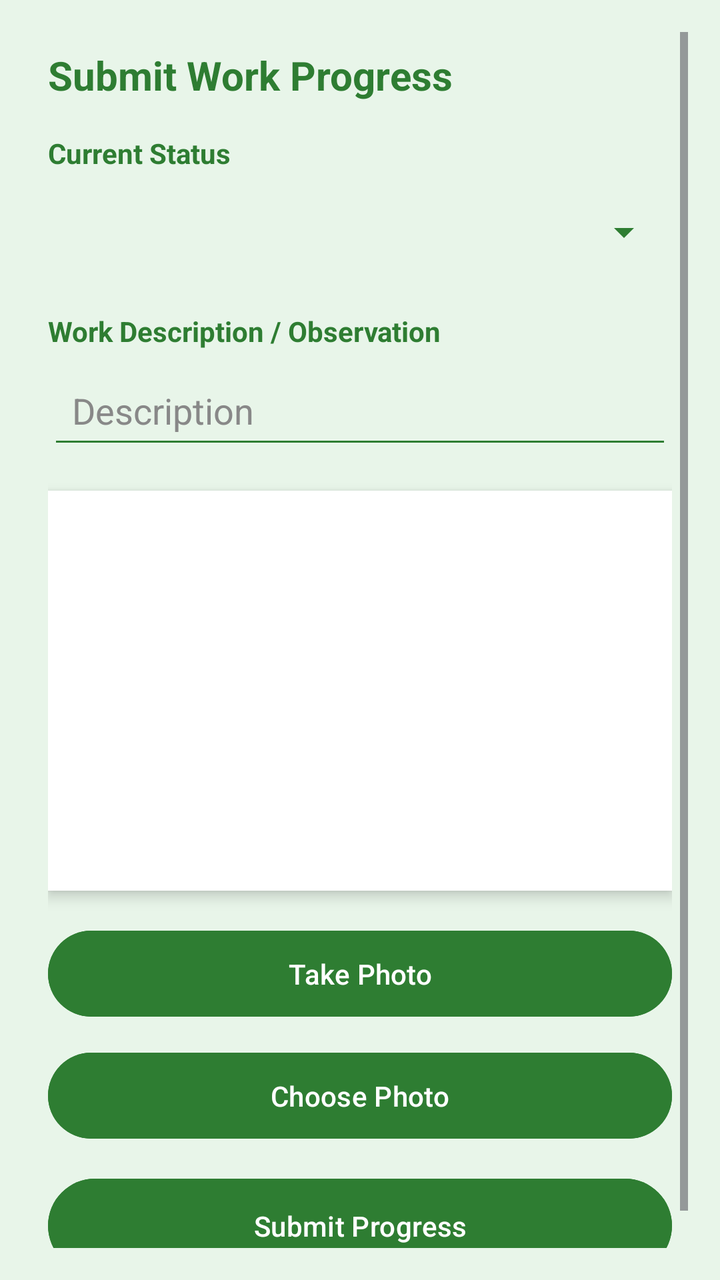
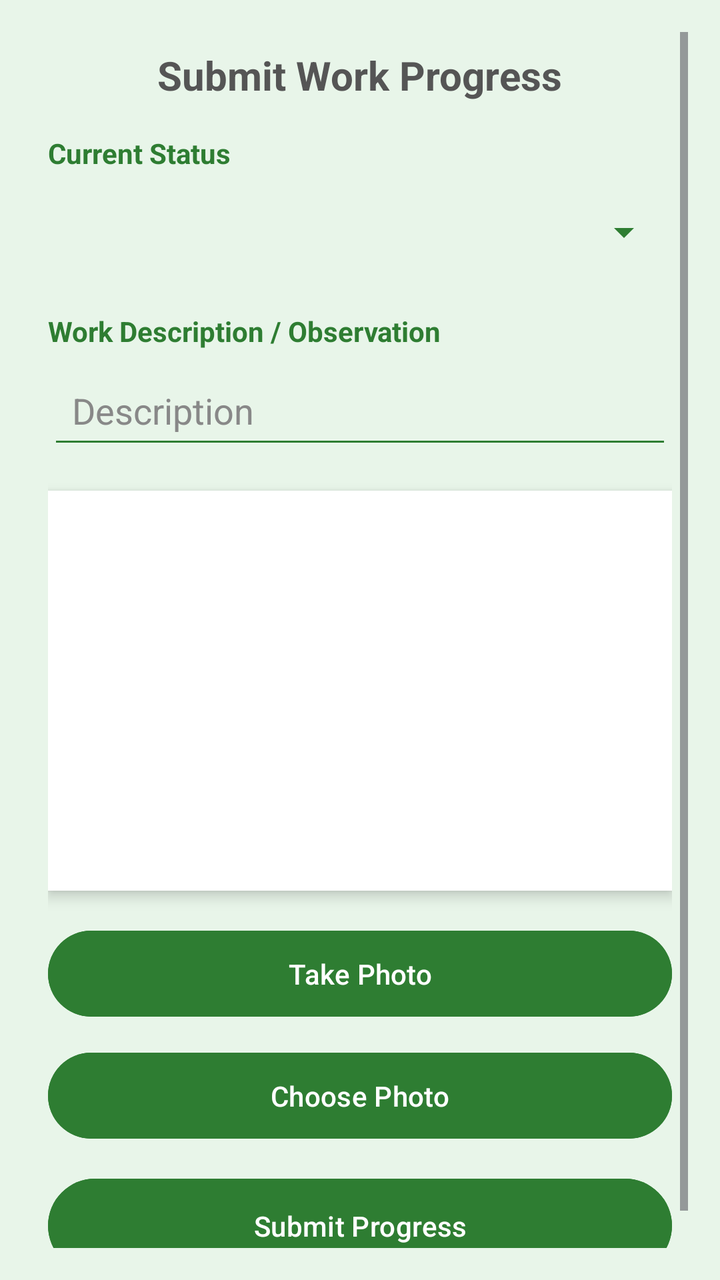

Two renders of the same Android screen: before a commit and after it. Below are the layout's source before the change and the commit's diff.
<!-- AndroidManifest.xml: application theme Theme.GreenAwareMobile -->
<!-- res/layout/activity_submit_progress.xml -->
<ScrollView xmlns:android="http://schemas.android.com/apk/res/android"
    android:layout_width="match_parent"
    android:layout_height="match_parent"
    android:background="#E8F5E9"
    android:padding="16dp">

    <LinearLayout
        android:orientation="vertical"
        android:layout_width="match_parent"
        android:layout_height="wrap_content"
        android:padding="8dp">

        
        <TextView
            android:text="Submit Work Progress"
            android:textSize="20sp"
            android:textStyle="bold"
            android:textColor="#2E7D32"
            android:layout_marginBottom="16dp"
            android:layout_width="wrap_content"
            android:layout_height="wrap_content"/>

        
        <TextView
            android:text="Current Status"
            android:textStyle="bold"
            android:textColor="#2E7D32"
            android:layout_marginBottom="6dp"
            android:layout_width="wrap_content"
            android:layout_height="wrap_content"/>

        <Spinner
            android:id="@+id/spinnerStatus"
            android:layout_width="match_parent"
            android:layout_height="48dp"
            android:backgroundTint="#2E7D32"
            android:popupBackground="#FFFFFF"
            android:layout_marginBottom="16dp"
            android:spinnerMode="dropdown"
            android:prompt="@string/select_status"/>

        
        <TextView
            android:text="Work Description / Observation"
            android:textStyle="bold"
            android:textColor="#2E7D32"
            android:layout_marginBottom="6dp"
            android:layout_width="wrap_content"
            android:layout_height="wrap_content"/>

        <EditText
            android:id="@+id/editDescription"
            android:gravity="top"
            android:backgroundTint="#2E7D32"
            android:textColor="#555555"
            android:textColorHint="#888888"
            android:hint="Description"
            android:padding="12dp"
            android:layout_width="match_parent"
            android:layout_height="wrap_content"
            android:layout_marginBottom="16dp"/>

        
        <ImageView
            android:id="@+id/imgPreview"
            android:layout_width="match_parent"
            android:layout_height="200dp"
            android:scaleType="centerCrop"
            android:background="#FFFFFF"
            android:elevation="4dp"
            android:layout_marginBottom="16dp"/>

        
        <Button
            android:id="@+id/btnTakePhoto"
            android:text="Take Photo"
            android:layout_width="match_parent"
            android:layout_height="wrap_content"
            android:layout_marginBottom="10dp"
            android:backgroundTint="#2E7D32"
            android:textColor="#FFFFFF"
            android:padding="12dp"/>

        
        <Button
            android:id="@+id/btnChooseImage"
            android:text="Choose Photo"
            android:layout_width="match_parent"
            android:layout_height="wrap_content"
            android:layout_marginBottom="12dp"
            android:backgroundTint="#2E7D32"
            android:textColor="#FFFFFF"
            android:padding="12dp"/>

        
        <Button
            android:id="@+id/btnSubmitProgress"
            android:text="Submit Progress"
            android:layout_width="match_parent"
            android:layout_height="wrap_content"
            android:backgroundTint="#2E7D32"
            android:textColor="#FFFFFF"
            android:padding="14dp"
            android:layout_marginBottom="12dp"/>

    </LinearLayout>
</ScrollView>
<!-- resources referenced by this layout -->
<resources>
  <string name="select_status">Select Status</string>
  <style name="Theme.GreenAwareMobile" parent="Base.Theme.GreenAwareMobile" />
  <style name="Base.Theme.GreenAwareMobile" parent="Theme.Material3.DayNight.NoActionBar">
          
          
          <item name="materialCalendarTheme">@style/GreenSpinnerTheme</item>
      </style>
  <style name="GreenSpinnerTheme" parent="ThemeOverlay.AppCompat.Light">
          <item name="android:textColor">#555555</item>
      </style>
</resources>

<!-- the commit's change to res/layout/activity_submit_progress.xml (unified diff, before → after) -->
@@ -15,8 +15,9 @@
             android:text="Submit Work Progress"
             android:textSize="20sp"
             android:textStyle="bold"
-            android:textColor="#2E7D32"
+            android:textColor="#555555"
             android:layout_marginBottom="16dp"
+            android:layout_gravity="center_horizontal"
             android:layout_width="wrap_content"
             android:layout_height="wrap_content"/>
 
